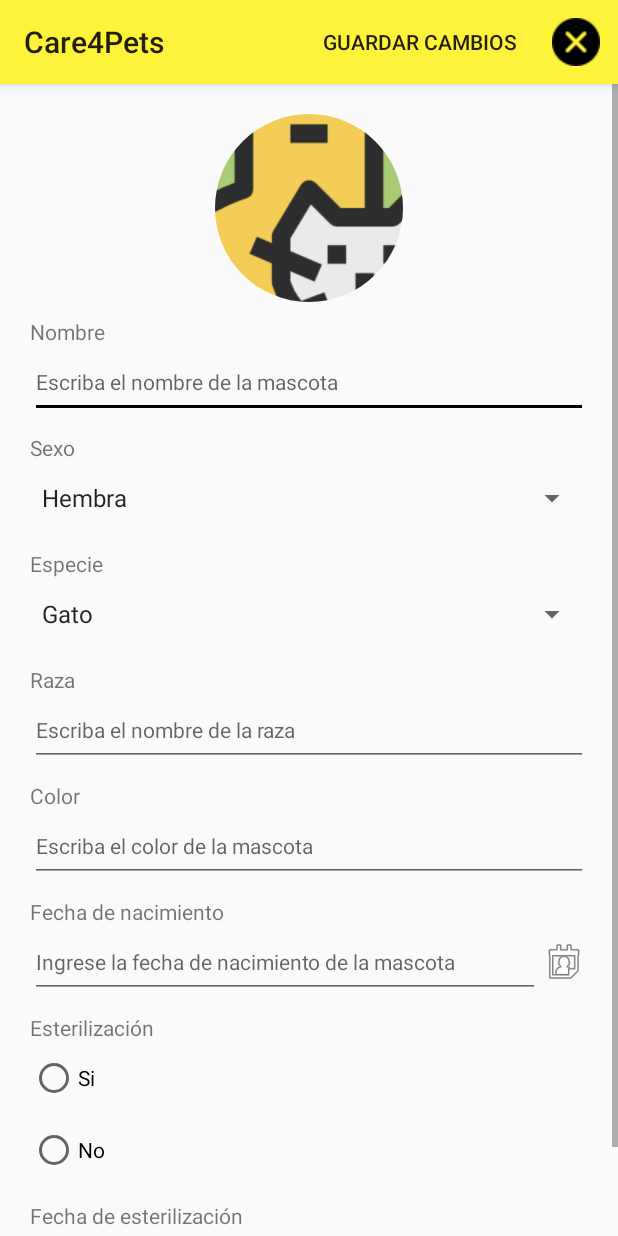
After one commit to srquike/care4pets-android, an Android app: the MascotaActivity screen opened directly, with no data from a screen before it, on a phone screen of 412 x 824 dp. The commit adds this screen. Run offline under Robolectric (Android 15) with nearby library versions, the phone set to English and light mode, and no system bars; our stand-ins replace CircleImageView; 2 statements that could not run were skipped.

Commit message:
Se agregó la opción de editar datos de la mascota seleccionada.

```diff
--- a/app/src/main/java/sv/edu/catolica/care4pets/ControladorBD.java
+++ b/app/src/main/java/sv/edu/catolica/care4pets/ControladorBD.java
@@ -19,7 +19,7 @@ public class ControladorBD extends SQLiteOpenHelper {
         db.execSQL("CREATE TABLE Usuario(ID_User integer primary key autoincrement, " +
                 "Nombre text, Apellido text, correo text, contraseña text)");
         db.execSQL("CREATE TABLE Mascotas(ID_pet integer primary key autoincrement," +
-                "Nombre text, Raza text,Sexo text,Especie text, Color text,FechaNaci date,Esterilizacion boolean,FechaEsterilizacion date)");
+                "Nombre text, Raza text,Sexo text,Especie text, Color text,FechaNaci date,Esterilizacion text,FechaEsterilizacion date)");
         db.execSQL("CREATE TABLE Evento(ID_Evento integer primary key autoincrement," +
                 "Nombre text, Fecha date,Hora datetime, TipoEvento text,Descripcion text)");
         db.execSQL("CREATE TABLE Medicamentos(ID_Medicamento integer primary key autoincrement," +
--- /dev/null
+++ b/app/src/main/java/sv/edu/catolica/care4pets/MascotaActivity.java
@@ -0,0 +1,186 @@
+package sv.edu.catolica.care4pets;
+
+import android.content.ContentValues;
+import android.content.Intent;
+import android.database.Cursor;
+import android.database.sqlite.SQLiteDatabase;
+import android.support.annotation.NonNull;
+import android.support.v7.app.AppCompatActivity;
+import android.os.Bundle;
+import android.view.Menu;
+import android.view.MenuItem;
+import android.view.View;
+import android.widget.CompoundButton;
+import android.widget.EditText;
+import android.widget.ImageView;
+import android.widget.RadioButton;
+import android.widget.Spinner;
+import android.widget.Toast;
+import android.widget.Toolbar;
+
+import java.time.LocalDate;
+import java.time.format.DateTimeFormatter;
+import java.util.Arrays;
+
+public class MascotaActivity extends AppCompatActivity {
+
+    private EditText edtNombre, edtRaza, edtColor, edtFechaNacimiento, edtFechaEsterilizacion;
+    private Spinner spnSexo, spnEspecie;
+    private RadioButton rdbSi, rdbNo;
+    private ImageView imvFoto, imvFechaEsterilizacion;
+    private ControladorBD adminDB;
+    private SQLiteDatabase db;
+    private int idMascota;
+
+    @Override
+    protected void onCreate(Bundle savedInstanceState) {
+        super.onCreate(savedInstanceState);
+        setContentView(R.layout.activity_mascota);
+        edtColor = findViewById(R.id.edtColor);
+        edtNombre = findViewById(R.id.edtNombre);
+        edtRaza = findViewById(R.id.edtRaza);
+        edtFechaNacimiento = findViewById(R.id.edtFechaNacimiento);
+        edtFechaEsterilizacion = findViewById(R.id.edtFechaEsterilizacion);
+        spnEspecie = findViewById(R.id.spnEspecie);
+        spnSexo = findViewById(R.id.spnSexo);
+        rdbNo = findViewById(R.id.rdbNo);
+        rdbSi = findViewById(R.id.rdbSi);
+        imvFoto = findViewById(R.id.imvFoto);
+        imvFechaEsterilizacion = findViewById(R.id.imvFechaEsterilizacion);
+        adminDB = new ControladorBD(this, "DBCare4Pets", null, 1);
+
+        rdbSi.setOnCheckedChangeListener(new CompoundButton.OnCheckedChangeListener() {
+            @Override
+            public void onCheckedChanged(CompoundButton buttonView, boolean isChecked) {
+                if (isChecked) {
+                    edtFechaEsterilizacion.setEnabled(true);
+                    imvFechaEsterilizacion.setVisibility(View.VISIBLE);
+                }
+            }
+        });
+
+        rdbNo.setOnCheckedChangeListener(new CompoundButton.OnCheckedChangeListener() {
+            @Override
+            public void onCheckedChanged(CompoundButton buttonView, boolean isChecked) {
+                if (isChecked) {
+                    edtFechaEsterilizacion.setEnabled(false);
+                    imvFechaEsterilizacion.setVisibility(View.INVISIBLE);
+                }
+            }
+        });
+
+        if (savedInstanceState == null) {
+            Bundle bundle = getIntent().getExtras();
+
+            if (bundle == null) {
+                idMascota = Integer.parseInt(null);
+            } else {
+                idMascota = bundle.getInt("Id");
+            }
+        } else {
+            idMascota = (int) savedInstanceState.getSerializable("Id");
+        }
+
+        MascotaModel mascotaModel = obtenerMascotaPorId(idMascota);
+
+        if (mascotaModel != null) {
+            edtNombre.setText(mascotaModel.getNombre());
+            spnSexo.setSelection(Arrays.asList(getResources().getStringArray(R.array.sexos)).indexOf(mascotaModel.getSexo()));
+            spnEspecie.setSelection(Arrays.asList(getResources().getStringArray(R.array.especies)).indexOf(mascotaModel.getEspecie()));
+            edtRaza.setText(mascotaModel.getRaza());
+            edtColor.setText(mascotaModel.getColor());
+            edtFechaNacimiento.setText(mascotaModel.getFechaNacimiento().format(DateTimeFormatter.ofPattern("d/M/yyyy")));
+
+            if (mascotaModel.getEsterilizacion().equals("true")) {
+                rdbSi.setChecked(true);
+            } else {
+                rdbNo.setChecked(true);
+            }
+
+            edtFechaEsterilizacion.setText(mascotaModel.getFechaEsterilizacion().format(DateTimeFormatter.ofPattern("d/M/yyyy")));
+        }
+
+        getSupportActionBar().setTitle(mascotaModel.getNombre());
+        getSupportActionBar().setDisplayHomeAsUpEnabled(false);
+    }
+
+    private void editarMascota(int id) {
+        db = adminDB.getWritableDatabase();
+        ContentValues values = new ContentValues();
+
+        values.put("Nombre", edtNombre.getText().toString());
+        values.put("Raza", edtRaza.getText().toString());
+        values.put("Sexo", spnSexo.getSelectedItem().toString());
+        values.put("Especie", spnEspecie.getSelectedItem().toString());
+        values.put("Color", edtColor.getText().toString());
+        values.put("FechaNaci", edtFechaNacimiento.getText().toString());
+        values.put("FechaEsterilizacion", edtFechaEsterilizacion.getText().toString());
+
+        if (rdbSi.isChecked()) {
+            values.put("Esterilizacion", "true");
+
+        } else if (rdbNo.isChecked()) {
+            values.put("Esterilizacion", "false");
+        }
+
+        long resultado = db.update("Mascotas", values, "ID_pet = " + id, null);
+
+        if (resultado > 0) {
+            MostrarMensaje("Se modificarón los datos");
+        } else {
+            MostrarMensaje("Error al modificar los datos");
+        }
+
+        db.close();
+    }
+
+    private void MostrarMensaje(String msg) {
+        Toast.makeText(this, msg, Toast.LENGTH_SHORT).show();
+    }
+
+    private MascotaModel obtenerMascotaPorId(int id) {
+        db = adminDB.getReadableDatabase();
+        Cursor cursor = db.rawQuery("SELECT * FROM Mascotas WHERE ID_pet = " + id + " LIMIT 1", null);
+        MascotaModel mascotaModel = null;
+
+        if (cursor.moveToFirst()) {
+            mascotaModel = new MascotaModel();
+            mascotaModel.setId(cursor.getInt(0));
+            mascotaModel.setNombre(cursor.getString(1));
+            mascotaModel.setRaza(cursor.getString(2));
+            mascotaModel.setSexo(cursor.getString(3));
+            mascotaModel.setEspecie(cursor.getString(4));
+            mascotaModel.setColor(cursor.getString(5));
+            mascotaModel.setFechaNacimiento(LocalDate.parse(cursor.getString(6), DateTimeFormatter.ofPattern("d/M/yyyy")));
+            mascotaModel.setEsterilizacion(cursor.getString(7));
+            mascotaModel.setFechaEsterilizacion(LocalDate.parse(cursor.getString(8), DateTimeFormatter.ofPattern("d/M/yyyy")));
+            mascotaModel.setFoto(R.drawable.pet);
+            mascotaModel.setDescripcion(mascotaModel.getRaza() + " - " + mascotaModel.getEspecie() + " - " + mascotaModel.getColor() + " - " + mascotaModel.getSexo());
+        }
+
+        return mascotaModel;
+    }
+
+    @Override
+    public boolean onCreateOptionsMenu(Menu menu) {
+
+        getMenuInflater().inflate(R.menu.save_changes_menu, menu);
+
+        return super.onCreateOptionsMenu(menu);
+    }
+
+    @Override
+    public boolean onOptionsItemSelected(@NonNull MenuItem item) {
+
+        switch (item.getItemId()) {
+            case R.id.btnGuardarCambios:
+                editarMascota(idMascota);
+                break;
+            case R.id.btnCancelar:
+                finish();
+                break;
+        }
+
+        return super.onOptionsItemSelected(item);
+    }
+}
--- a/app/src/main/java/sv/edu/catolica/care4pets/MascotaModel.java
+++ b/app/src/main/java/sv/edu/catolica/care4pets/MascotaModel.java
@@ -15,7 +15,7 @@ public class MascotaModel {
     private String color;
     private LocalDate fechaNacimiento;
     private LocalDate fechaEsterilizacion;
-    private Boolean esterilizacion;
+    private String esterilizacion;
 
     public String getNombre() {
         return nombre;
@@ -105,11 +105,11 @@ public class MascotaModel {
         this.fechaEsterilizacion = fechaEsterilizacion;
     }
 
-    public Boolean getEsterilizacion() {
+    public String getEsterilizacion() {
         return esterilizacion;
     }
 
-    public void setEsterilizacion(Boolean esterilizacion) {
+    public void setEsterilizacion(String esterilizacion) {
         this.esterilizacion = esterilizacion;
     }
 }
--- /dev/null
+++ b/app/src/main/res/layout/activity_mascota.xml
@@ -0,0 +1,195 @@
+<?xml version="1.0" encoding="utf-8"?>
+<FrameLayout
+    xmlns:android="http://schemas.android.com/apk/res/android"
+    xmlns:tools="http://schemas.android.com/tools"
+    xmlns:app="http://schemas.android.com/apk/res-auto"
+    android:layout_width="match_parent"
+    android:layout_height="match_parent"
+    tools:context=".NuevaMascotaFragment">
+
+    <ScrollView
+        android:layout_width="match_parent"
+        android:layout_height="match_parent">
+
+        <LinearLayout
+            android:layout_width="match_parent"
+            android:layout_height="wrap_content"
+            android:isScrollContainer="true"
+            android:orientation="vertical"
+            android:padding="20dp">
+
+            <de.hdodenhof.circleimageview.CircleImageView
+                android:id="@+id/imvFoto"
+                android:layout_width="match_parent"
+                android:layout_height="125dp"
+                android:src="@drawable/pet" />
+
+            <TextView
+                android:layout_width="match_parent"
+                android:layout_height="wrap_content"
+                android:layout_marginTop="10dp"
+                android:text="Nombre" />
+
+            <EditText
+                android:id="@+id/edtNombre"
+                android:layout_width="match_parent"
+                android:layout_height="wrap_content"
+                android:hint="Escriba el nombre de la mascota"
+                android:inputType="textPersonName"
+                android:minHeight="48dp"
+                android:textAppearance="@style/TextAppearance.AppCompat.Small" />
+
+            <TextView
+                android:layout_width="match_parent"
+                android:layout_height="wrap_content"
+                android:layout_marginTop="10dp"
+                android:text="Sexo" />
+
+            <Spinner
+                android:id="@+id/spnSexo"
+                android:layout_width="match_parent"
+                android:layout_height="wrap_content"
+                android:entries="@array/sexos"
+                android:minHeight="48dp" />
+
+            <TextView
+                android:layout_width="match_parent"
+                android:layout_height="wrap_content"
+                android:layout_marginTop="10dp"
+                android:text="Especie" />
+
+            <Spinner
+                android:id="@+id/spnEspecie"
+                android:layout_width="match_parent"
+                android:layout_height="wrap_content"
+                android:entries="@array/especies"
+                android:minHeight="48dp" />
+
+            <TextView
+                android:layout_width="match_parent"
+                android:layout_height="wrap_content"
+                android:layout_marginTop="10dp"
+                android:text="Raza" />
+
+            <EditText
+                android:id="@+id/edtRaza"
+                android:layout_width="match_parent"
+                android:layout_height="wrap_content"
+                android:hint="Escriba el nombre de la raza"
+                android:inputType="text"
+                android:minHeight="48dp"
+                android:textAppearance="@style/TextAppearance.AppCompat.Small" />
+
+            <TextView
+                android:layout_width="match_parent"
+                android:layout_height="wrap_content"
+                android:layout_marginTop="10dp"
+                android:text="Color" />
+
+            <EditText
+                android:id="@+id/edtColor"
+                android:layout_width="match_parent"
+                android:layout_height="wrap_content"
+                android:hint="Escriba el color de la mascota"
+                android:inputType="text"
+                android:minHeight="48dp"
+                android:textAppearance="@style/TextAppearance.AppCompat.Small" />
+
+            <TextView
+                android:layout_width="match_parent"
+                android:layout_height="wrap_content"
+                android:layout_marginTop="10dp"
+                android:text="Fecha de nacimiento" />
+
+            <LinearLayout
+                android:layout_width="match_parent"
+                android:layout_height="wrap_content"
+                android:orientation="horizontal">
+
+                <EditText
+                    android:id="@+id/edtFechaNacimiento"
+                    android:layout_width="wrap_content"
+                    android:layout_height="wrap_content"
+                    android:layout_weight="1"
+                    android:hint="Ingrese la fecha de nacimiento de la mascota"
+                    android:inputType="date"
+                    android:minHeight="48dp"
+                    android:selectAllOnFocus="false"
+                    android:singleLine="true"
+                    android:textAppearance="@style/TextAppearance.AppCompat.Small" />
+
+                <ImageView
+                    android:id="@+id/imVFechaNacimiento"
+                    android:layout_width="wrap_content"
+                    android:layout_height="match_parent"
+                    android:src="@android:drawable/ic_menu_my_calendar"/>
+
+            </LinearLayout>
+
+            <TextView
+                android:layout_width="match_parent"
+                android:layout_height="wrap_content"
+                android:layout_marginTop="10dp"
+                android:text="Esterilización" />
+
+            <RadioGroup
+                android:layout_width="match_parent"
+                android:layout_height="wrap_content">
+
+                <RadioButton
+                    android:id="@+id/rdbSi"
+                    android:layout_width="wrap_content"
+                    android:layout_height="wrap_content"
+                    android:minWidth="48dp"
+                    android:minHeight="48dp"
+                    android:text="Si"
+                    android:textAppearance="@style/TextAppearance.AppCompat.Small" />
+
+                <RadioButton
+                    android:id="@+id/rdbNo"
+                    android:layout_width="wrap_content"
+                    android:layout_height="wrap_content"
+                    android:minHeight="48dp"
+                    android:text="No"
+                    android:textAppearance="@style/TextAppearance.AppCompat.Small"
+                    tools:ignore="TouchTargetSizeCheck" />
+
+            </RadioGroup>
+
+            <TextView
+                android:layout_width="match_parent"
+                android:layout_height="wrap_content"
+                android:layout_marginTop="10dp"
+                android:text="Fecha de esterilización" />
+
+            <LinearLayout
+                android:layout_width="match_parent"
+                android:layout_height="wrap_content"
+                android:orientation="horizontal">
+
+                <EditText
+                    android:id="@+id/edtFechaEsterilizacion"
+                    android:layout_width="wrap_content"
+                    android:layout_height="wrap_content"
+                    android:layout_weight="1"
+                    android:enabled="false"
+                    android:hint="Escriba la fecha de esterilización de la mascota"
+                    android:inputType="date"
+                    android:minHeight="48dp"
+                    android:singleLine="true"
+                    android:textAppearance="@style/TextAppearance.AppCompat.Small" />
+
+                <ImageView
+                    android:id="@+id/imvFechaEsterilizacion"
+                    android:layout_width="wrap_content"
+                    android:layout_height="match_parent"
+                    android:visibility="invisible"
+                    android:src="@android:drawable/ic_menu_my_calendar"/>
+
+            </LinearLayout>
+
+        </LinearLayout>
+
+    </ScrollView>
+
+</FrameLayout>
--- /dev/null
+++ b/app/src/main/res/menu/save_changes_menu.xml
@@ -0,0 +1,16 @@
+<?xml version="1.0" encoding="utf-8"?>
+<menu xmlns:app="http://schemas.android.com/apk/res-auto"
+    xmlns:android="http://schemas.android.com/apk/res/android">
+
+    <item
+        android:id="@+id/btnGuardarCambios"
+        android:title="Guardar cambios"
+        app:showAsAction="always|withText" />
+
+    <item
+        android:id="@+id/btnCancelar"
+        android:icon="@drawable/cancel"
+        android:orderInCategory="1"
+        android:title="Cancelar"
+        app:showAsAction="ifRoom|withText" />
+</menu>
--- a/app/src/main/res/values-night/themes.xml
+++ b/app/src/main/res/values-night/themes.xml
@@ -1,6 +1,6 @@
 <resources xmlns:tools="http://schemas.android.com/tools">
     <!-- Base application theme. -->
-    <style name="Theme.Care4Pets" parent="Theme.AppCompat.Light.DarkActionBar">
+    <style name="Theme.Care4Pets" parent="Theme.AppCompat.Light">
         <!-- Primary brand color. -->
         <item name="colorPrimary">@color/fondo</item>
         <item name="colorPrimaryDark">#B6AD08</item>
--- a/app/src/main/res/values/themes.xml
+++ b/app/src/main/res/values/themes.xml
@@ -1,6 +1,6 @@
 <resources xmlns:tools="http://schemas.android.com/tools">
     <!-- Base application theme. -->
-    <style name="Theme.Care4Pets" parent="Theme.AppCompat.Light.DarkActionBar">
+    <style name="Theme.Care4Pets" parent="Theme.AppCompat.Light">
         <!-- Primary brand color. -->
         <item name="colorPrimary">@color/fondo</item>
         <item name="colorPrimaryDark">#B6AD08</item>
```
Also changed, not shown: app/src/main/AndroidManifest.xml (+4 -4 lines), app/src/main/java/sv/edu/catolica/care4pets/MascotasAdapter.java (+29 -15 lines), app/src/main/java/sv/edu/catolica/care4pets/MascotasFragment.java (+19 -10 lines), app/src/main/java/sv/edu/catolica/care4pets/NuevaMascotaFragment.java (+110 -42 lines), app/src/main/res/navigation/mobile_navigation.xml (+7 -0 lines).
